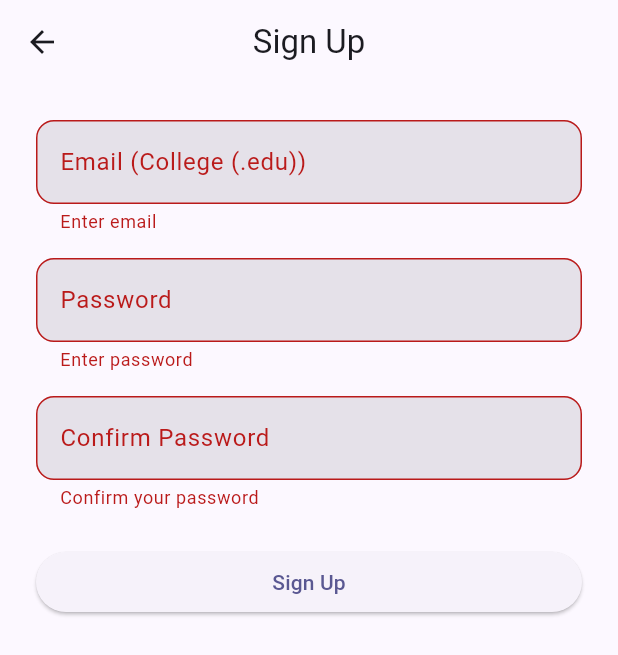
After one commit to ShankhodeepChanda/NightMarket, a Flutter app: the RegisterPage screen opened directly, after a tap on "Sign Up", on a phone screen of 412 x 824 dp. The commit adds this screen. Shown: the top 655 px of the screen. Run offline on Flutter 3.47's test engine with Material 3 defaults, Android fonts, the phone set to English and light mode, and no system bars; our stand-ins replace firebase_auth, firebase_core, shared_preferences; accounts and stored records are empty.

Commit message:
Phase 3: Implement Authentication UI and Services

```diff
--- /dev/null
+++ b/lib/core/services/auth_service.dart
@@ -0,0 +1,52 @@
+import 'package:flutter/foundation.dart';
+import 'package:firebase_core/firebase_core.dart';
+import 'package:firebase_auth/firebase_auth.dart';
+
+/// Initialize Firebase services.
+/// Called before runApp() in main.dart.
+class FirebaseService {
+  static Future<void> initialize() async {
+    try {
+      await Firebase.initializeApp();
+    } catch (e) {
+      // Catch initialization errors (e.g., missing google-services.json)
+      // so the app won't crash during development before Firebase is fully linked.
+      debugPrint('Firebase initialization warning: $e');
+    }
+  }
+}
+
+/// Auth service wrapping FirebaseAuth.
+/// Keeps auth logic centralized in core/services per architecture.
+class AuthService {
+  static AuthService? _mockInstance;
+
+  @visibleForTesting
+  static void setMockInstance(AuthService mock) {
+    _mockInstance = mock;
+  }
+
+  factory AuthService() {
+    if (_mockInstance != null) return _mockInstance!;
+    return AuthService._internal();
+  }
+
+  AuthService._internal();
+
+  final FirebaseAuth _auth = FirebaseAuth.instance;
+
+  User? get currentUser => _auth.currentUser;
+  Stream<User?> get authStateChanges => _auth.authStateChanges();
+
+  Future<UserCredential> signUp(String email, String password) {
+    return _auth.createUserWithEmailAndPassword(email: email, password: password);
+  }
+
+  Future<UserCredential> signIn(String email, String password) {
+    return _auth.signInWithEmailAndPassword(email: email, password: password);
+  }
+
+  Future<void> signOut() => _auth.signOut();
+
+  Future<void> resetPassword(String email) => _auth.sendPasswordResetEmail(email: email);
+}
--- /dev/null
+++ b/lib/features/auth/pages/register_page.dart
@@ -0,0 +1,105 @@
+import 'package:flutter/material.dart';
+import 'package:night_market/core/services/auth_service.dart';
+
+class RegisterPage extends StatefulWidget {
+  const RegisterPage({super.key});
+
+  @override
+  State<RegisterPage> createState() => _RegisterPageState();
+}
+
+class _RegisterPageState extends State<RegisterPage> {
+  final _formKey = GlobalKey<FormState>();
+  final _emailController = TextEditingController();
+  final _passwordController = TextEditingController();
+  final _confirmPasswordController = TextEditingController();
+  bool _isLoading = false;
+  String? _error;
+
+  @override
+  void dispose() {
+    _emailController.dispose();
+    _passwordController.dispose();
+    _confirmPasswordController.dispose();
+    super.dispose();
+  }
+
+  Future<void> _submit(AuthService auth) async {
+    if (!_formKey.currentState!.validate()) return;
+
+    if (_passwordController.text != _confirmPasswordController.text) {
+      setState(() => _error = 'Passwords do not match');
+      return;
+    }
+
+    setState(() {
+      _isLoading = true;
+      _error = null;
+    });
+
+    try {
+      await auth.signUp(_emailController.text.trim(), _passwordController.text.trim());
+      if (mounted) {
+        Navigator.of(context).pop(); // Go back to login/auth flow
+      }
+    } on Exception catch (e) {
+      setState(() => _error = e.toString());
+    } finally {
+      if (mounted) setState(() => _isLoading = false);
+    }
+  }
+
+  @override
+  Widget build(BuildContext context) {
+    final theme = Theme.of(context);
+    final auth = AuthService();
+
+    return Scaffold(
+      appBar: AppBar(title: const Text('Sign Up')),
+      body: SingleChildScrollView(
+        padding: const EdgeInsets.all(24),
+        child: Form(
+          key: _formKey,
+          child: Column(
+            crossAxisAlignment: CrossAxisAlignment.stretch,
+            children: [
+              TextFormField(
+                controller: _emailController,
+                keyboardType: TextInputType.emailAddress,
+                decoration: const InputDecoration(labelText: 'Email (College (.edu))'),
+                validator: (v) => (v == null || v.isEmpty) ? 'Enter email' : null,
+              ),
+              const SizedBox(height: 16),
+              TextFormField(
+                controller: _passwordController,
+                obscureText: true,
+                decoration: const InputDecoration(labelText: 'Password'),
+                validator: (v) {
+                  if (v == null || v.isEmpty) return 'Enter password';
+                  if (v.length < 6) return 'Password must be at least 6 characters';
+                  return null;
+                },
+              ),
+              const SizedBox(height: 16),
+              TextFormField(
+                controller: _confirmPasswordController,
+                obscureText: true,
+                decoration: const InputDecoration(labelText: 'Confirm Password'),
+                validator: (v) => (v == null || v.isEmpty) ? 'Confirm your password' : null,
+              ),
+              const SizedBox(height: 24),
+              ElevatedButton(
+                onPressed: _isLoading ? null : () => _submit(auth),
+                child: _isLoading ? const CircularProgressIndicator() : const Text('Sign Up'),
+              ),
+              if (_error != null) ...[
+                const SizedBox(height: 12),
+                Text(_error!, style: theme.textTheme.bodySmall?.copyWith(color: theme.colorScheme.error)),
+              ],
+            ],
+          ),
+        ),
+      ),
+    );
+  }
+}
--- a/lib/features/onboarding/pages/onboarding_page.dart
+++ b/lib/features/onboarding/pages/onboarding_page.dart
@@ -1,6 +1,6 @@
 import 'package:flutter/material.dart';
 import 'package:shared_preferences/shared_preferences.dart';
-import '../../../../app/app.dart';
+import '../../../../app/auth_gate.dart';
 import '../../../../core/constants/app_spacing.dart';
 import '../../../../core/constants/app_radius.dart';
 
@@ -40,7 +40,7 @@ class _OnboardingPageState extends State<OnboardingPage> {
     if (!mounted) return;
 
     Navigator.of(context).pushReplacement(
-      MaterialPageRoute(builder: (_) => const MainScaffold()),
+      MaterialPageRoute(builder: (_) => const AuthGate()),
     );
   }
 
--- a/lib/features/splash/pages/splash_page.dart
+++ b/lib/features/splash/pages/splash_page.dart
@@ -1,7 +1,7 @@
 import 'dart:async';
 import 'package:flutter/material.dart';
 import 'package:shared_preferences/shared_preferences.dart';
-import '../../../../app/app.dart';
+import '../../../../app/auth_gate.dart';
 import '../../onboarding/pages/onboarding_page.dart';
 
 class SplashPage extends StatefulWidget {
@@ -30,7 +30,7 @@ class _SplashPageState extends State<SplashPage> {
 
     if (hasSeenOnboarding) {
       Navigator.of(context).pushReplacement(
-        MaterialPageRoute(builder: (_) => const MainScaffold()),
+        MaterialPageRoute(builder: (_) => const AuthGate()),
       );
     } else {
       Navigator.of(context).pushReplacement(
--- a/lib/main.dart
+++ b/lib/main.dart
@@ -1,7 +1,10 @@
 import 'package:flutter/material.dart';
 
 import 'app/app.dart';
+import 'core/services/auth_service.dart';
 
-void main() {
+void main() async {
+  WidgetsFlutterBinding.ensureInitialized();
+  await FirebaseService.initialize();
   runApp(const NightMarketApp());
 }
--- a/pubspec.yaml
+++ b/pubspec.yaml
@@ -35,6 +35,8 @@ dependencies:
   # Use with the CupertinoIcons class for iOS style icons.
   cupertino_icons: ^1.0.8
   shared_preferences: ^2.5.5
+  firebase_auth: ^6.7.0
+  firebase_core: ^4.15.0
 
 dev_dependencies:
   flutter_test:
```
Also changed, not shown: lib/app/auth_gate.dart (added, +37 -0 lines), lib/features/auth/pages/forgot_password_page.dart (added, +86 -0 lines), lib/features/auth/pages/login_page.dart (added, +99 -0 lines), lib/features/profile/pages/profile_page.dart (+21 -6 lines), pubspec.lock, 11 other files.
